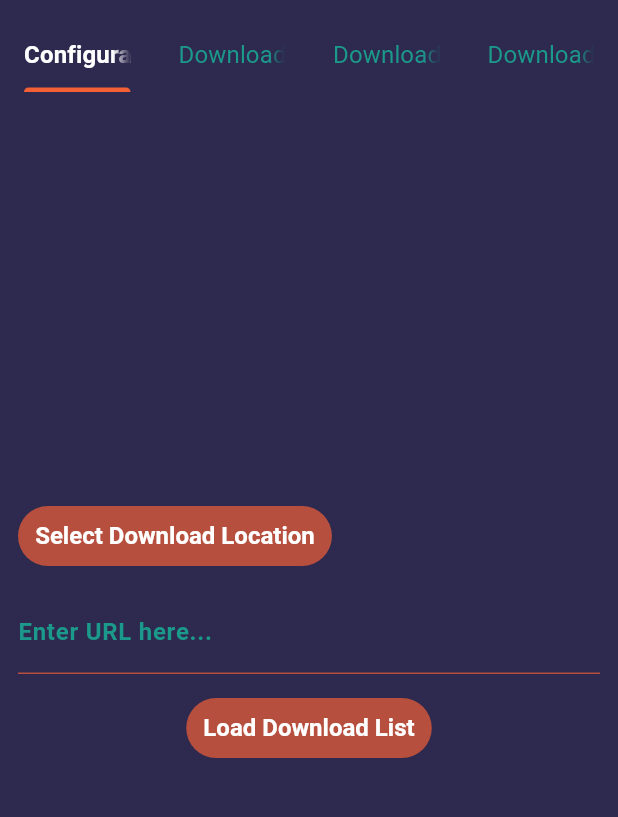
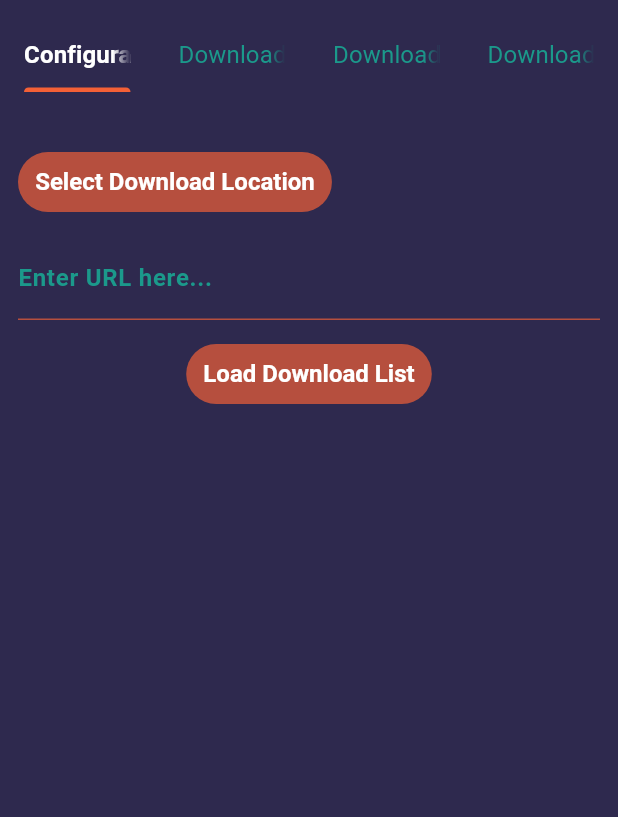
Before and after one commit to jcub1011/youtube_downloader, a Flutter app: the screen it shows after launch, after a tap on "Select Download Location", on a phone screen of 412 x 824 dp, the part 64-881 px from its top. Run offline on Flutter 3.47's test engine with Material 3 defaults, Android fonts, the phone set to English and light mode, and no system bars; our stand-ins replace flutter_riverpod; missing offline and left inert: event, filepicker_windows, youtube_explode_dart.

Commit message:
Fixed error text not being selectable and crashing the program. Moved configuration settings to the top of the view.

```diff
--- a/lib/src/ui_components/configuration_page.dart
+++ b/lib/src/ui_components/configuration_page.dart
@@ -98,17 +98,15 @@ class ConfigurationPage extends ConsumerWidget {
       log("Pushed error: ${args.value}");
     });
 
-    return const Center(
-      child: Padding(
+    return const Padding(
       padding: EdgeInsets.all(12.0),
       child: Column(
         spacing: 12,
-          mainAxisAlignment: MainAxisAlignment.center,
         children: [
+          SizedBox(height: 12),
           DownloadLocationSelector(),
           DownloadLinkSelector(),
         ],
-        ),
       ),
     );
   }
```
Also changed, not shown: lib/src/entities/video_retriever.dart (+7 -7 lines). Lines whose indentation alone changed are shown as unchanged.
